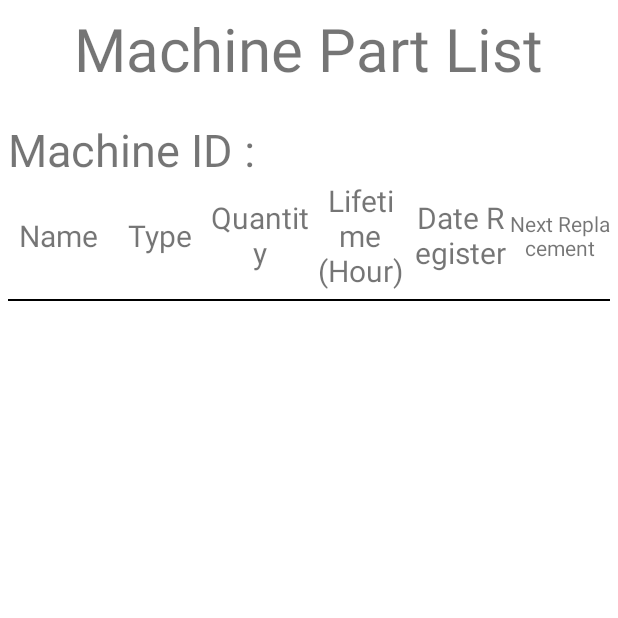
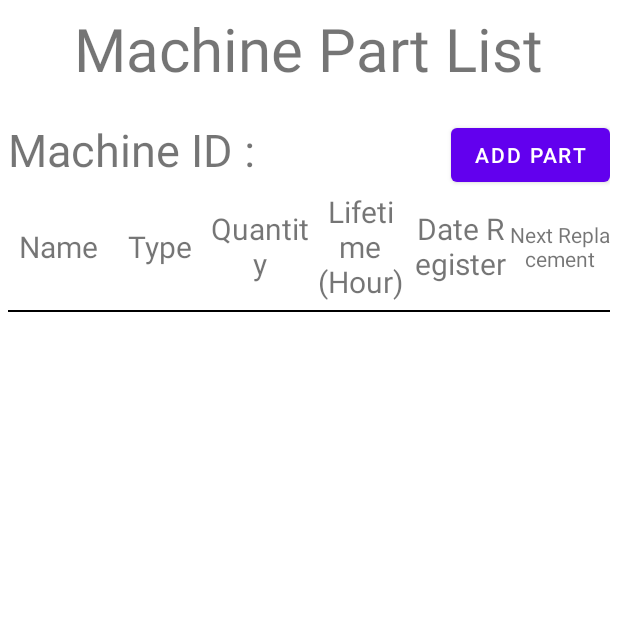
Before and after one commit to yaikuro/android-andonprototype, an Android app: the AssetManagementReport screen opened directly, with no data from a screen before it, on a phone screen of 412 x 824 dp, the top half of it. Run offline under Robolectric (Android 15) with nearby library versions, the phone set to English and light mode, and no system bars.

Commit message:
Version 2.2.8 Add Button Part List

```diff
--- a/app/src/main/java/com/app/andonprototype/Background/ConnectionClass.java
+++ b/app/src/main/java/com/app/andonprototype/Background/ConnectionClass.java
@@ -10,7 +10,7 @@ import java.util.Objects;
 
 public class ConnectionClass {
     private String ipHP = "172.20.10.2";
-    private String ip = "192.168.1.100";
+    private String ip = "192.168.1.102";
     private String classs = "net.sourceforge.jtds.jdbc.Driver";
     private String db = "Winteq";
     private String un = "admin";
--- a/app/src/main/java/com/app/andonprototype/ui/AssetManagement/AssetManagementReport.java
+++ b/app/src/main/java/com/app/andonprototype/ui/AssetManagement/AssetManagementReport.java
@@ -4,6 +4,7 @@ import android.content.Intent;
 import android.os.Bundle;
 import android.view.View;
 import android.widget.AdapterView;
+import android.widget.Button;
 import android.widget.ListView;
 import android.widget.SimpleAdapter;
 import android.widget.TextView;
@@ -28,6 +29,7 @@ import java.util.Map;
 
 public class AssetManagementReport extends AppCompatActivity implements ListView.OnItemClickListener, pop_dialog_part.ExampleDialogListener {
     private String No, Name, Format, Query, currentDate;
+    Button addPart;
     ListView ListAsset;
     TextView Machine;
     SimpleAdapter AP;
@@ -39,6 +41,7 @@ public class AssetManagementReport extends AppCompatActivity implements ListView
     protected void onCreate(Bundle savedInstanceState) {
         super.onCreate(savedInstanceState);
         setContentView(R.layout.activity_asset_management);
+        addPart = findViewById(R.id.btnAdd_Part);
         Name = getIntent().getStringExtra("Name");
         currentDate = getIntent().getStringExtra("Current_Date");
         Format = getIntent().getStringExtra("Format");
--- a/app/src/main/res/layout/activity_asset_management.xml
+++ b/app/src/main/res/layout/activity_asset_management.xml
@@ -26,6 +26,14 @@
             android:layout_marginTop="20sp"
             android:text="@string/machine_id_colon"
             android:textSize="30sp" />
+        <Button
+            android:layout_width="wrap_content"
+            android:layout_height="wrap_content"
+            android:id="@+id/btnAdd_Part"
+            android:layout_below="@id/Title"
+            android:layout_marginTop="20sp"
+            android:layout_alignParentEnd="true"
+            android:text="Add Part"/>
 
         <TextView
             android:id="@+id/dataMachineID"
@@ -41,7 +49,7 @@
             android:id="@+id/title_part"
             android:layout_width="match_parent"
             android:layout_height="wrap_content"
-            android:layout_below="@id/Machine"
+            android:layout_below="@id/btnAdd_Part"
             android:orientation="horizontal">
 
             <TextView
--- a/build.gradle
+++ b/build.gradle
@@ -7,7 +7,7 @@ buildscript {
 
     }
     dependencies {
-        classpath 'com.android.tools.build:gradle:3.5.0'
+        classpath 'com.android.tools.build:gradle:3.6.1'
 
         // NOTE: Do not place your application dependencies here; they belong
         // in the individual module build.gradle files
```
Also changed, not shown: app/src/main/java/com/app/andonprototype/ui/MachineDashboard/MachineDashboard.java (+57 -7 lines), gradle/wrapper/gradle-wrapper.properties.
